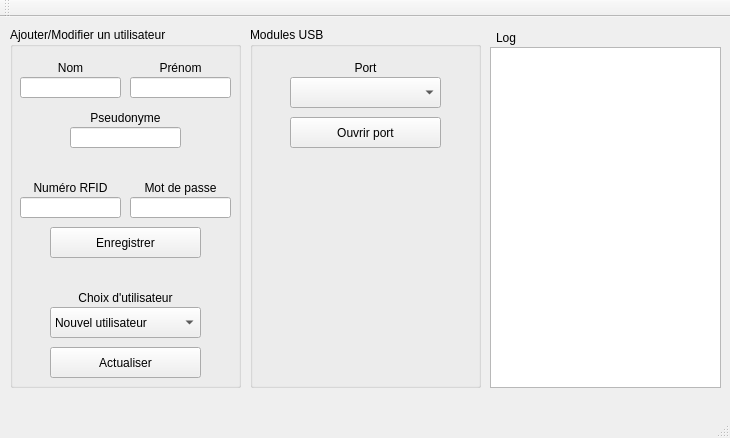
YannFauquembergue/GestionAbri, file AdministratorApp/AdministratorApp.ui: the form before one commit.
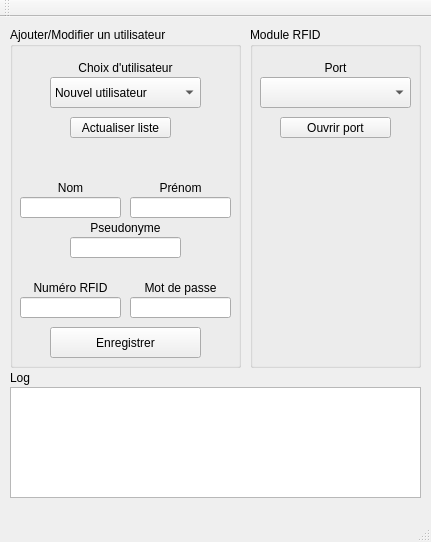
The form after the commit.

Commit message: Test classe RFID avec données simulées

```diff
--- a/AdministratorApp/AdministratorApp.ui
+++ b/AdministratorApp/AdministratorApp.ui
@@ -6,8 +6,8 @@
    <rect>
     <x>0</x>
     <y>0</y>
-    <width>730</width>
-    <height>438</height>
+    <width>431</width>
+    <height>542</height>
    </rect>
   </property>
   <property name="windowTitle">
@@ -17,10 +17,10 @@
    <widget class="QListWidget" name="logList">
     <property name="geometry">
      <rect>
-      <x>490</x>
-      <y>30</y>
-      <width>231</width>
-      <height>341</height>
+      <x>10</x>
+      <y>370</y>
+      <width>411</width>
+      <height>111</height>
      </rect>
     </property>
     <property name="autoScroll">
@@ -51,7 +51,7 @@
       <x>10</x>
       <y>10</y>
       <width>231</width>
-      <height>361</height>
+      <height>341</height>
      </rect>
     </property>
     <property name="title">
@@ -61,7 +61,7 @@
      <property name="geometry">
       <rect>
        <x>30</x>
-       <y>30</y>
+       <y>150</y>
        <width>61</width>
        <height>21</height>
       </rect>
@@ -77,7 +77,7 @@
      <property name="geometry">
       <rect>
        <x>10</x>
-       <y>50</y>
+       <y>170</y>
        <width>101</width>
        <height>21</height>
       </rect>
@@ -90,7 +90,7 @@
      <property name="geometry">
       <rect>
        <x>120</x>
-       <y>50</y>
+       <y>170</y>
        <width>101</width>
        <height>21</height>
       </rect>
@@ -100,7 +100,7 @@
      <property name="geometry">
       <rect>
        <x>140</x>
-       <y>30</y>
+       <y>150</y>
        <width>61</width>
        <height>21</height>
       </rect>
@@ -116,7 +116,7 @@
      <property name="geometry">
       <rect>
        <x>60</x>
-       <y>100</y>
+       <y>210</y>
        <width>111</width>
        <height>21</height>
       </rect>
@@ -126,7 +126,7 @@
      <property name="geometry">
       <rect>
        <x>60</x>
-       <y>80</y>
+       <y>190</y>
        <width>111</width>
        <height>21</height>
       </rect>
@@ -142,7 +142,7 @@
      <property name="geometry">
       <rect>
        <x>40</x>
-       <y>200</y>
+       <y>300</y>
        <width>151</width>
        <height>31</height>
       </rect>
@@ -155,7 +155,7 @@
      <property name="geometry">
       <rect>
        <x>10</x>
-       <y>170</y>
+       <y>270</y>
        <width>101</width>
        <height>21</height>
       </rect>
@@ -168,7 +168,7 @@
      <property name="geometry">
       <rect>
        <x>120</x>
-       <y>150</y>
+       <y>250</y>
        <width>101</width>
        <height>21</height>
       </rect>
@@ -184,7 +184,7 @@
      <property name="geometry">
       <rect>
        <x>120</x>
-       <y>170</y>
+       <y>270</y>
        <width>101</width>
        <height>21</height>
       </rect>
@@ -200,7 +200,7 @@
      <property name="geometry">
       <rect>
        <x>10</x>
-       <y>150</y>
+       <y>250</y>
        <width>101</width>
        <height>21</height>
       </rect>
@@ -216,7 +216,7 @@
      <property name="geometry">
       <rect>
        <x>40</x>
-       <y>260</y>
+       <y>30</y>
        <width>151</width>
        <height>21</height>
       </rect>
@@ -231,21 +231,21 @@
     <widget class="QPushButton" name="refreshComboButton">
      <property name="geometry">
       <rect>
-       <x>40</x>
-       <y>320</y>
-       <width>151</width>
-       <height>31</height>
+       <x>60</x>
+       <y>90</y>
+       <width>101</width>
+       <height>21</height>
       </rect>
      </property>
      <property name="text">
-      <string>Actualiser</string>
+      <string>Actualiser liste</string>
      </property>
     </widget>
     <widget class="QComboBox" name="userCombo">
      <property name="geometry">
       <rect>
        <x>40</x>
-       <y>280</y>
+       <y>50</y>
        <width>151</width>
        <height>31</height>
       </rect>
@@ -260,8 +260,8 @@
    <widget class="QLabel" name="logLabel">
     <property name="geometry">
      <rect>
-      <x>496</x>
-      <y>10</y>
+      <x>10</x>
+      <y>350</y>
       <width>221</width>
       <height>21</height>
      </rect>
@@ -275,17 +275,17 @@
      <rect>
       <x>250</x>
       <y>10</y>
-      <width>231</width>
-      <height>361</height>
+      <width>171</width>
+      <height>341</height>
      </rect>
     </property>
     <property name="title">
-     <string>Modules USB</string>
+     <string>Module RFID</string>
     </property>
     <widget class="QLabel" name="moduleLabel">
      <property name="geometry">
       <rect>
-       <x>40</x>
+       <x>10</x>
        <y>30</y>
        <width>151</width>
        <height>21</height>
@@ -301,7 +301,7 @@
     <widget class="QComboBox" name="moduleCombo">
      <property name="geometry">
       <rect>
-       <x>40</x>
+       <x>10</x>
        <y>50</y>
        <width>151</width>
        <height>31</height>
@@ -311,10 +311,10 @@
     <widget class="QPushButton" name="openPortButton">
      <property name="geometry">
       <rect>
-       <x>40</x>
+       <x>30</x>
        <y>90</y>
-       <width>151</width>
-       <height>31</height>
+       <width>111</width>
+       <height>21</height>
       </rect>
      </property>
      <property name="text">
```
Left out of the diff: 2 changed lines with no effect on the pictures. The commit also changes 23 other files.
